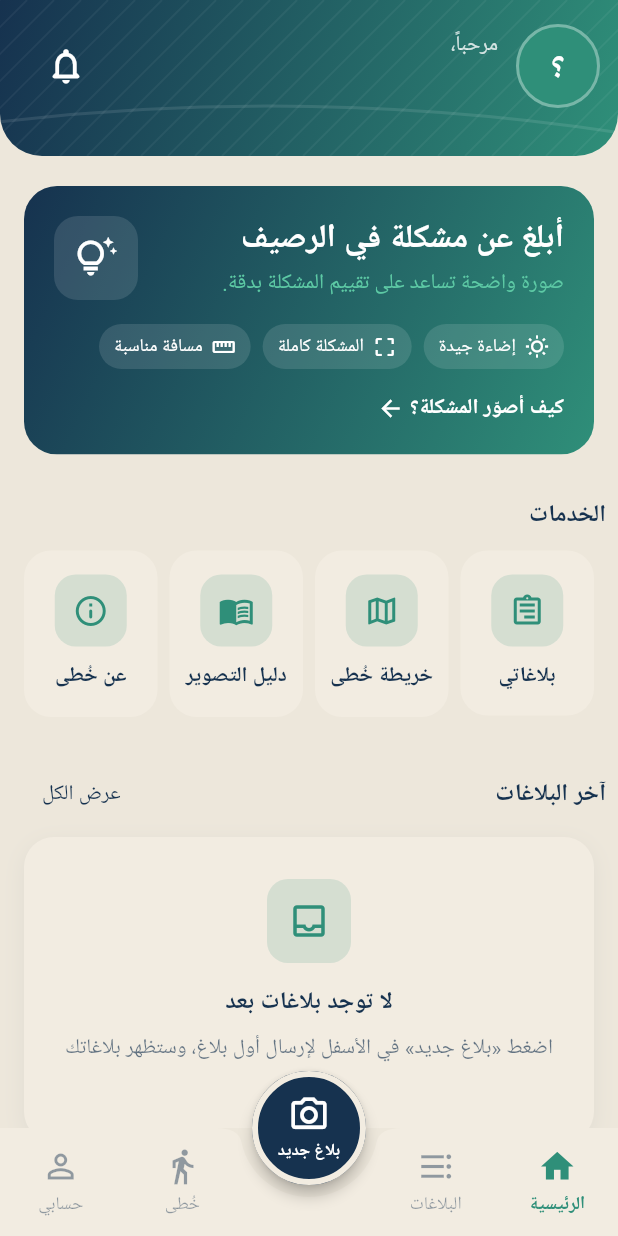
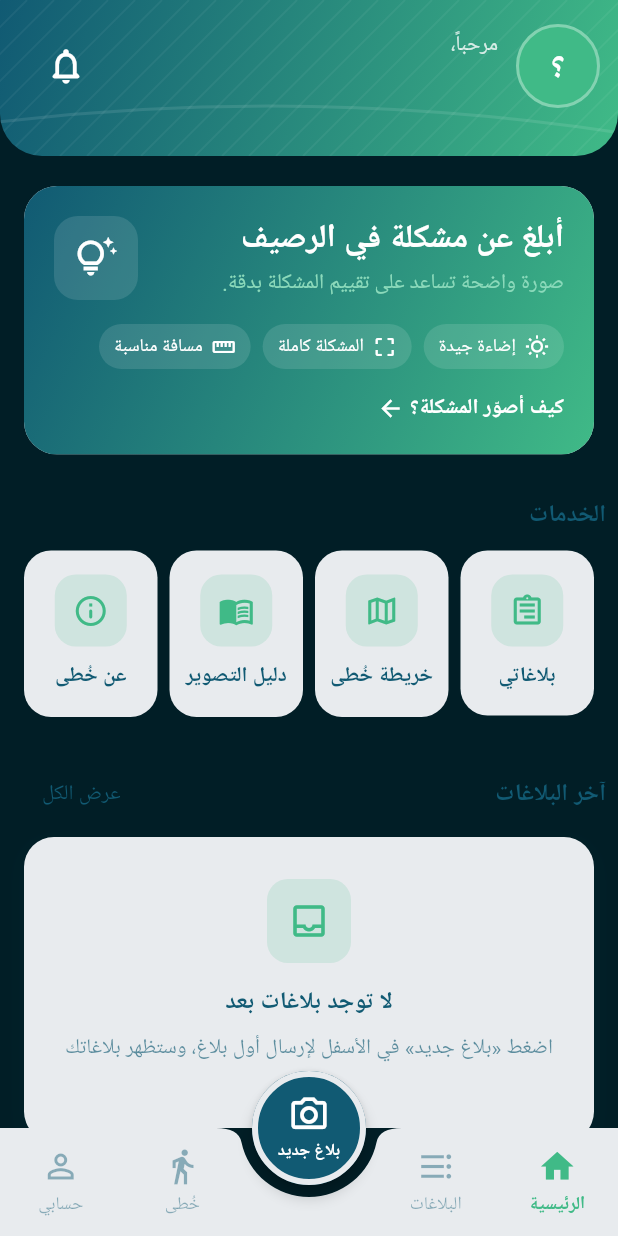
Before and after one commit to hcchly/Khota, a Flutter app: the MainShell screen opened directly, on a phone screen of 412 x 824 dp. Run offline on Flutter 3.47's test engine with Material 3 defaults, Android fonts, the phone set to English and light mode, and no system bars; our stand-ins replace camera, cloud_firestore, firebase_auth, firebase_core, firebase_storage, google_fonts and 2 more; accounts and stored records are empty.

Commit message:
Update app_colors.dart

```diff
--- a/lib/theme/app_colors.dart
+++ b/lib/theme/app_colors.dart
@@ -1,16 +1,25 @@
 import 'package:flutter/material.dart';
 
-/// Khota brand palette (from the app asset pack).
+/// Khota new brand palette.
 class AppColors {
   AppColors._();
 
-  static const Color indigo = Color(0xFF16324F); // primary
-  static const Color teal = Color(0xFF2F8F79); // secondary
-  static const Color tealLight = Color(0xFF5DCAA5); // highlights
-  static const Color sand = Color(0xFFEDE7DB); // app background
-  static const Color warmWhite = Color(0xFFF2ECE1); // cards and fields
-  static const Color slate = Color(0xFFAEC0D2); // borders, disabled
+  // Brand colors from guidelines
+  static const Color ink = Color(0xFF011E26);   // darkest
+  static const Color ocean = Color(0xFF115A73); // primary
+  static const Color mint = Color(0xFF40BA87);  // accent
+  static const Color mist = Color(0xFFE8EBEE);  // light neutral
 
-  static const Color error = Color(0xFFC0392B);
-  static const Color amber = Color(0xFFD4900A);
+  // Keep old names so the rest of the app does not break
+  static const Color indigo = ocean;
+  static const Color teal = mint;
+  static const Color tealLight = Color(0xFF8CDABB);
+
+  // Global surfaces
+  static const Color sand = ink;        // app background (dark)
+  static const Color warmWhite = mist;  // cards and input fields
+  static const Color slate = Color(0xFF89A5AF); // borders / disabled
+
+  static const Color error = Color(0xFFD95D5D);
+  static const Color amber = Color(0xFFF2C14E);
 }
```
